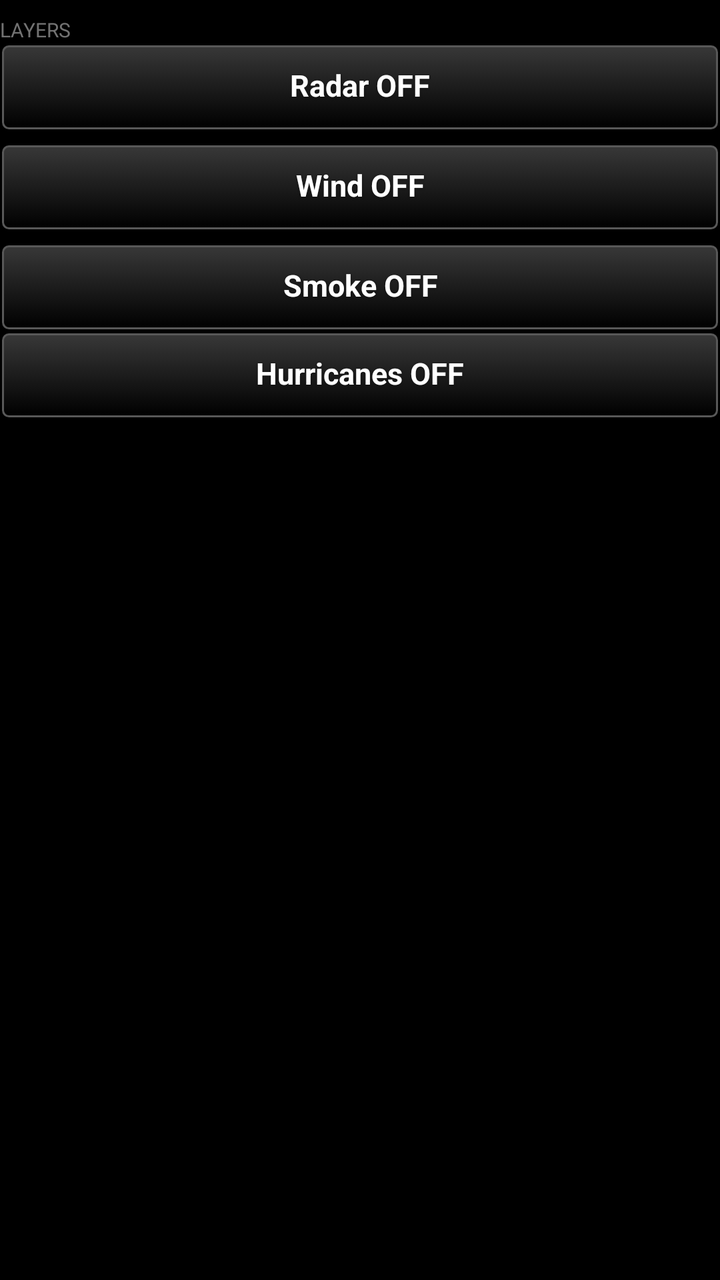
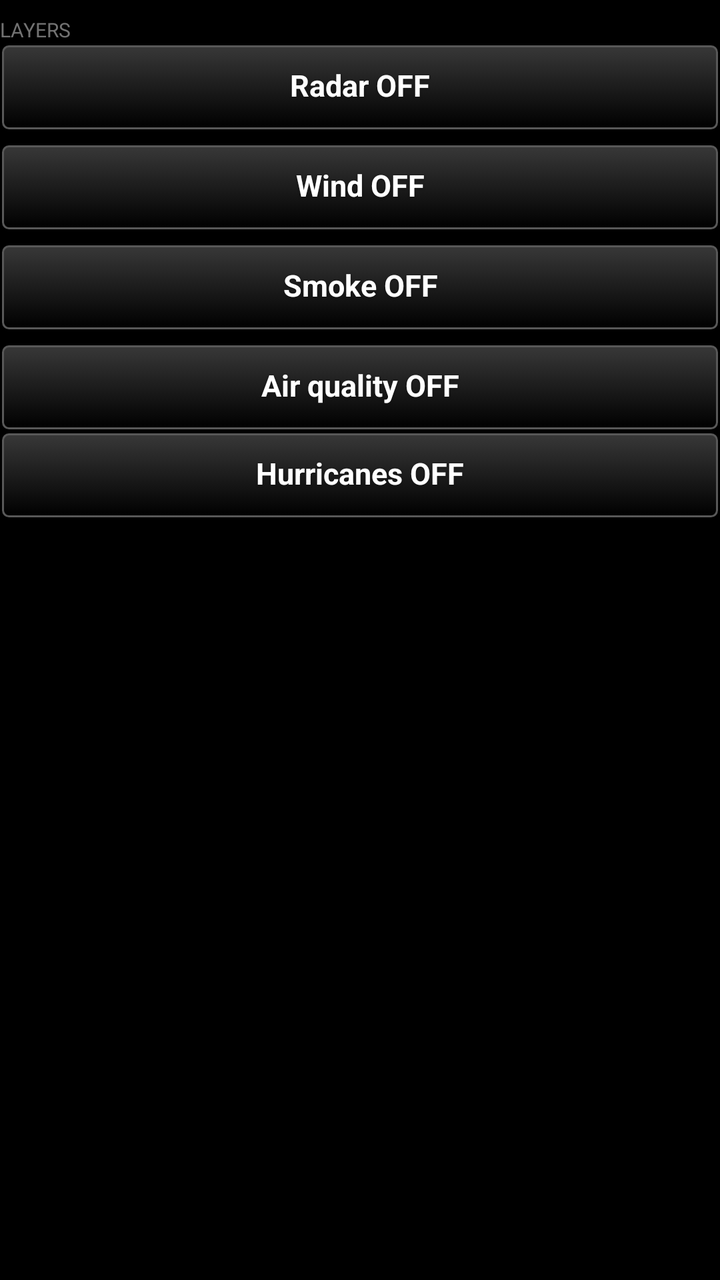

Before-and-after screenshots of an Android layout around one commit, followed by the original layout XML and the change that was made.
<!-- AndroidManifest.xml: application theme AppTheme -->
<!-- res/layout/page_layers.xml -->
<?xml version="1.0" encoding="utf-8"?>
<ScrollView xmlns:android="http://schemas.android.com/apk/res/android"
    android:layout_width="match_parent"
    android:layout_height="match_parent"
    android:fadeScrollbars="false"
    android:focusableInTouchMode="true"
    android:descendantFocusability="beforeDescendants">

    <LinearLayout
        android:layout_width="match_parent"
        android:layout_height="wrap_content"
        android:orientation="vertical"
        android:paddingBottom="8dp">

        
        <TextView
            android:id="@+id/layers_heading"
            android:layout_width="match_parent"
            android:layout_height="wrap_content"
            android:text="@string/heading_layers"
            android:textSize="10sp"
            android:textAllCaps="true"
            android:paddingTop="8dp"
            android:alpha="0.6" />

        
        <LinearLayout
            android:id="@+id/layer_list"
            android:layout_width="match_parent"
            android:layout_height="wrap_content"
            android:orientation="vertical">


            
            <LinearLayout
                android:layout_width="match_parent"
                android:layout_height="wrap_content"
                android:orientation="horizontal">

                <Button
                    android:id="@+id/radar_toggle"
                    style="@style/TakwerxButton"
                    android:layout_width="0dp"
                    android:layout_weight="1"
                    android:layout_height="wrap_content"
                    android:text="@string/radar_off" />

                <ImageButton
                    android:id="@+id/radar_expand"
                    style="@style/TakwerxIconButton"
                    android:layout_width="44dp"
                    android:layout_weight="0"
                    android:contentDescription="@string/show_settings"
                    android:src="@drawable/ic_expand"
                    android:visibility="gone" />
            </LinearLayout>

            <LinearLayout
                android:id="@+id/radar_settings"
                android:layout_width="match_parent"
                android:layout_height="wrap_content"
                android:orientation="vertical"
                android:visibility="gone" />

            <LinearLayout
                android:layout_width="match_parent"
                android:layout_height="wrap_content"
                android:layout_marginTop="6dp"
                android:orientation="horizontal">

                <Button
                    android:id="@+id/wind_toggle"
                    style="@style/TakwerxButton"
                    android:layout_width="0dp"
                    android:layout_weight="1"
                    android:layout_height="wrap_content"
                    android:text="@string/wind_off" />

                <ImageButton
                    android:id="@+id/wind_expand"
                    style="@style/TakwerxIconButton"
                    android:layout_width="44dp"
                    android:layout_weight="0"
                    android:contentDescription="@string/show_settings"
                    android:src="@drawable/ic_expand"
                    android:visibility="gone" />
            </LinearLayout>

            <LinearLayout
                android:id="@+id/wind_settings"
                android:layout_width="match_parent"
                android:layout_height="wrap_content"
                android:orientation="vertical"
                android:visibility="gone">

            
            <LinearLayout
                android:id="@+id/scrubber"
                android:layout_width="match_parent"
                android:layout_height="wrap_content"
                android:orientation="vertical"
                android:visibility="gone">

                <TextView
                    android:id="@+id/scrubber_label"
                    android:layout_width="match_parent"
                    android:layout_height="wrap_content"
                    android:layout_marginTop="6dp"
                    android:textColor="@color/white"
                    android:textSize="13sp"
                    android:text="" />

                <LinearLayout
                    android:id="@+id/scrubber_days"
                    android:layout_width="match_parent"
                    android:layout_height="wrap_content"
                    android:orientation="horizontal" />

                <LinearLayout
                    android:id="@+id/scrubber_hours"
                    android:layout_width="match_parent"
                    android:layout_height="wrap_content"
                    android:orientation="vertical" />
            </LinearLayout>

            
            <LinearLayout
                android:id="@+id/wind_scale_host"
                android:layout_width="match_parent"
                android:layout_height="wrap_content"
                android:orientation="vertical"
                android:paddingLeft="4dp"
                android:paddingRight="4dp"
                android:paddingTop="4dp"
                android:visibility="gone" />

            
            <LinearLayout
                android:id="@+id/wind_level_block"
                android:layout_width="match_parent"
                android:layout_height="wrap_content"
                android:orientation="vertical"
                android:visibility="gone">

                
                <TextView
                    android:id="@+id/wind_reading"
                    android:layout_width="match_parent"
                    android:layout_height="wrap_content"
                    android:layout_marginTop="6dp"
                    android:textColor="@color/white"
                    android:textSize="15sp"
                    android:text="" />

                
                <TextView
                    android:id="@+id/wind_level_label"
                    android:layout_width="match_parent"
                    android:layout_height="wrap_content"
                    android:layout_marginTop="8dp"
                    android:text="@string/heading_height"
                    android:textSize="10sp"
                    android:textAllCaps="true"
                    android:alpha="0.6" />

                <LinearLayout
                    android:id="@+id/wind_level_rows"
                    android:layout_width="match_parent"
                    android:layout_height="wrap_content"
                    android:orientation="vertical" />
            </LinearLayout>
            </LinearLayout>

            
            <LinearLayout
                android:layout_width="match_parent"
                android:layout_height="wrap_content"
                android:layout_marginTop="6dp"
                android:orientation="horizontal">

                <Button
                    android:id="@+id/smoke_toggle"
                    style="@style/TakwerxButton"
                    android:layout_width="0dp"
                    android:layout_weight="1"
                    android:layout_height="wrap_content"
                    android:text="@string/smoke_off" />

                <ImageButton
                    android:id="@+id/smoke_expand"
                    style="@style/TakwerxIconButton"
                    android:layout_width="44dp"
                    android:layout_weight="0"
                    android:contentDescription="@string/show_settings"
                    android:src="@drawable/ic_expand"
                    android:visibility="gone" />
            </LinearLayout>

            <LinearLayout
                android:id="@+id/smoke_settings"
                android:layout_width="match_parent"
                android:layout_height="wrap_content"
                android:orientation="vertical"
                android:visibility="gone">

                
                <LinearLayout
                    android:id="@+id/smoke_scale_host"
                    android:layout_width="match_parent"
                    android:layout_height="wrap_content"
                    android:orientation="vertical"
                    android:paddingLeft="4dp"
                    android:paddingRight="4dp"
                    android:paddingTop="4dp" />

                
                <TextView
                    android:id="@+id/smoke_reading"
                    android:layout_width="match_parent"
                    android:layout_height="wrap_content"
                    android:layout_marginTop="6dp"
                    android:textColor="@color/white"
                    android:textSize="15sp"
                    android:text="" />

                <TextView
                    android:layout_width="match_parent"
                    android:layout_height="wrap_content"
                    android:layout_marginTop="8dp"
                    android:text="@string/heading_height"
                    android:textSize="10sp"
                    android:textAllCaps="true"
                    android:alpha="0.6" />

                
                <LinearLayout
                    android:id="@+id/smoke_height_row"
                    android:layout_width="match_parent"
                    android:layout_height="wrap_content"
                    android:orientation="horizontal" />
            </LinearLayout>

            <LinearLayout
                android:layout_width="match_parent"
                android:layout_height="wrap_content"
                android:orientation="horizontal">

                <Button
                    android:id="@+id/tropical_toggle"
                    style="@style/TakwerxButton"
                    android:layout_width="0dp"
                    android:layout_weight="1"
                    android:layout_height="wrap_content"
                    android:text="@string/tropical_off" />

                <ImageButton
                    android:id="@+id/tropical_expand"
                    style="@style/TakwerxIconButton"
                    android:layout_width="44dp"
                    android:layout_weight="0"
                    android:contentDescription="@string/show_settings"
                    android:src="@drawable/ic_expand"
                    android:visibility="gone" />
            </LinearLayout>

            
            <LinearLayout
                android:id="@+id/tropical_settings"
                android:layout_width="match_parent"
                android:layout_height="wrap_content"
                android:orientation="vertical"
                android:visibility="gone">

                <TextView
                    android:id="@+id/tropical_status"
                    android:layout_width="match_parent"
                    android:layout_height="wrap_content"
                    android:layout_marginTop="6dp"
                    android:layout_marginBottom="4dp"
                    android:textColor="@color/white"
                    android:textSize="13sp"
                    android:text="" />

                
                <LinearLayout
                    android:id="@+id/tropical_scale"
                    android:layout_width="match_parent"
                    android:layout_height="wrap_content"
                    android:layout_marginBottom="6dp"
                    android:orientation="horizontal" />

                <LinearLayout
                    android:id="@+id/tropical_rows"
                    android:layout_width="match_parent"
                    android:layout_height="wrap_content"
                    android:orientation="vertical" />
            </LinearLayout>
        </LinearLayout>

        
        <TextView
            android:id="@+id/layers_attribution"
            android:layout_width="match_parent"
            android:layout_height="wrap_content"
            android:textSize="11sp"
            android:layout_marginTop="@dimen/auto_margin"
            android:text="" />
    </LinearLayout>
</ScrollView>
<!-- resources referenced by this layout -->
<resources>
  <color name="white">#ffffff</color>
  <dimen name="auto_margin">6dp</dimen>
  <string name="heading_height">Height</string>
  <string name="heading_layers">Layers</string>
  <string name="radar_off">Radar OFF</string>
  <string name="show_settings">Show or hide this layer\'s settings</string>
  <string name="smoke_off">Smoke OFF</string>
  <string name="tropical_off">Hurricanes OFF</string>
  <string name="wind_off">Wind OFF</string>
  <style name="TakwerxButton" parent="@style/darkButton">
          <item name="android:paddingLeft">12dp</item>
          <item name="android:paddingRight">12dp</item>
          <item name="android:paddingTop">6dp</item>
          <item name="android:paddingBottom">8dp</item>
          <item name="android:minHeight">44dp</item>
          <item name="android:minWidth">0dp</item>
          <item name="android:textSize">15sp</item>
          <item name="android:singleLine">true</item>
          <item name="android:ellipsize">end</item>
      </style>
  <style name="TakwerxIconButton">
          <item name="android:layout_width">0dp</item>
          <item name="android:layout_weight">1</item>
          <item name="android:layout_height">44dp</item>
          <item name="android:layout_marginLeft">2dp</item>
          <item name="android:layout_marginRight">2dp</item>
          <item name="android:background">@drawable/btn_gray</item>
          <item name="android:scaleType">centerInside</item>
          <item name="android:padding">9dp</item>
      </style>
  <style name="AppTheme" parent="@android:style/Theme.Holo">
          <item name="android:buttonStyle">@android:style/Widget.Button</item>
          <item name="android:imageButtonStyle">@android:style/Widget.Button</item>
          <item name="android:buttonStyleToggle">@android:style/Widget.Button</item>
          <item name="android:spinnerStyle">@style/ATAKSpinner</item>
          <item name="android:spinnerItemStyle">@style/ATAKSpinnerItem</item>
          <item name="android:editTextStyle">@style/ATAKEditText</item>
      </style>
  <style name="darkButton" parent="@android:style/Widget.Button">
          <item name="android:background">@drawable/btn_gray</item>
          <item name="android:shadowColor">@color/darker_gray</item>
          <item name="android:shadowDy">1</item>
          <item name="android:shadowRadius">2</item>
          <item name="android:textColor">@color/white</item>
          <item name="android:textStyle">bold</item>
          <item name="android:paddingTop">0dp</item>
          <item name="android:paddingBottom">3dp</item>
          <item name="android:textSize">@dimen/fontSize</item>
      </style>
  <style name="ATAKSpinner" parent="@android:style/Widget.Spinner">
          <item name="android:spinnerMode">dialog</item>
      </style>
  <style name="ATAKSpinnerItem">
          <item name="android:textColor">@android:color/white</item>
          <item name="android:dropDownVerticalOffset">0dip</item>
          <item name="android:dropDownHorizontalOffset">0dip</item>
          <item name="android:dropDownWidth">wrap_content</item>
          <item name="android:gravity">left|center_vertical</item>
      </style>
  <style name="ATAKEditText" parent="@android:style/Widget.EditText">
          
          
  
          
          <item name="android:imeOptions">flagNoFullscreen</item>
      </style>
  <color name="darker_gray">#121212</color>
  <dimen name="fontSize">14sp</dimen>
  <!-- drawable new_dark_button_disabled (drawable) -->
  <?xml version="1.0" encoding="utf-8"?>
  <layer-list xmlns:android="http://schemas.android.com/apk/res/android">
      <item android:bottom="1dp" android:right="1dp" android:left="1dp" android:top="1dp">
          <shape android:shape="rectangle">
              <corners android:radius="3dp" />
              <stroke
                  android:width="1dp"
                  android:color="#484848" />
              <solid android:color="#484848" />
          </shape>
      </item>
  </layer-list>
  <!-- unchanged entries left out for length: 4 -->
</resources>

<!-- the commit's change to res/layout/page_layers.xml (unified diff, before → after) -->
@@ -240,6 +240,68 @@
                     android:orientation="horizontal" />
             </LinearLayout>
 
+            
+            <LinearLayout
+                android:layout_width="match_parent"
+                android:layout_height="wrap_content"
+                android:layout_marginTop="6dp"
+                android:orientation="horizontal">
+
+                <Button
+                    android:id="@+id/air_toggle"
+                    style="@style/TakwerxButton"
+                    android:layout_width="0dp"
+                    android:layout_weight="1"
+                    android:layout_height="wrap_content"
+                    android:text="@string/air_off" />
+
+                <ImageButton
+                    android:id="@+id/air_expand"
+                    style="@style/TakwerxIconButton"
+                    android:layout_width="44dp"
+                    android:layout_weight="0"
+                    android:contentDescription="@string/show_settings"
+                    android:src="@drawable/ic_expand"
+                    android:visibility="gone" />
+            </LinearLayout>
+
+            <LinearLayout
+                android:id="@+id/air_settings"
+                android:layout_width="match_parent"
+                android:layout_height="wrap_content"
+                android:orientation="vertical"
+                android:visibility="gone">
+
+                
+                <TextView
+                    android:id="@+id/air_status"
+                    android:layout_width="match_parent"
+                    android:layout_height="wrap_content"
+                    android:layout_marginTop="6dp"
+                    android:textColor="@color/white"
+                    android:textSize="13sp"
+                    android:text="" />
+
+                
+                <LinearLayout
+                    android:id="@+id/air_scale"
+                    android:layout_width="match_parent"
+                    android:layout_height="wrap_content"
+                    android:layout_marginTop="4dp"
+                    android:orientation="horizontal" />
+
+                
+                <TextView
+                    android:id="@+id/air_reading"
+                    android:layout_width="match_parent"
+                    android:layout_height="wrap_content"
+                    android:layout_marginTop="6dp"
+                    android:layout_marginBottom="4dp"
+                    android:textColor="@color/white"
+                    android:textSize="15sp"
+                    android:text="" />
+            </LinearLayout>
+
             <LinearLayout
                 android:layout_width="match_parent"
                 android:layout_height="wrap_content"
<!-- resource entries referenced after the edit -->
@@ -2,6 +2,7 @@
 <resources>
   <color name="white">#ffffff</color>
   <dimen name="auto_margin">6dp</dimen>
+  <string name="air_off">Air quality OFF</string>
   <string name="heading_height">Height</string>
   <string name="heading_layers">Layers</string>
   <string name="radar_off">Radar OFF</string>
